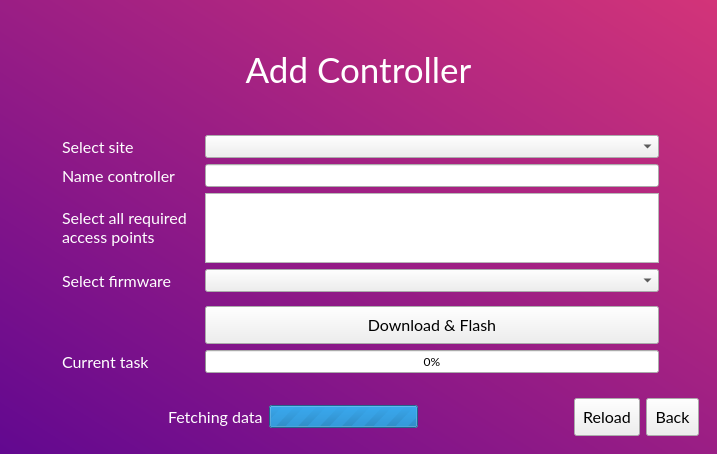
Before: the Qt Designer form mainwindow.ui in InamataIO/Flasher, drawn with Qt 5.
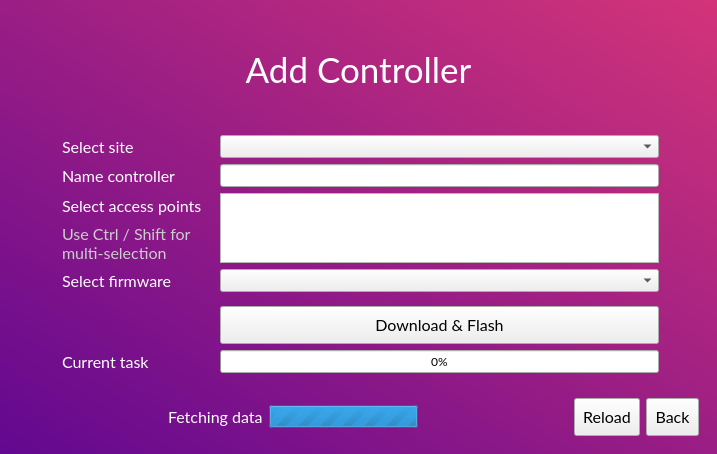
After: the same form once the commit is applied. Icons and pictures are not drawn.

Commit message:
Add controller registration
Why:

- Register controller on the server when adding a new one

This change addresses the need by:

- Adding a GraphQL mutation to create a new controller
- Allow selection of multiple WiFi APs

```diff
--- a/mainwindow.ui
+++ b/mainwindow.ui
@@ -38,6 +38,9 @@
   font-size: 16px;
   color: white;
 }
+#replaceControllerHint, #addControllerHint {
+  color: #ccc;
+}
 #centralWidget, QMessageBox {
   background-color: qlineargradient(spread:pad, x1:0, y1:1, x2:1, y2:0, stop:0 #620890, stop:1 #d33479);
 }
@@ -814,14 +817,6 @@
            <item row="1" column="1">
             <widget class="QLineEdit" name="addControllerNameLineEdit"/>
            </item>
-           <item row="2" column="0">
-            <widget class="QLabel" name="label_10">
-             <property name="text">
-              <string>Select all required
-access points</string>
-             </property>
-            </widget>
-           </item>
            <item row="2" column="1">
             <widget class="QListView" name="addControllerAPListView">
              <property name="maximumSize">
@@ -863,6 +858,31 @@
              </property>
             </widget>
            </item>
+           <item row="2" column="0">
+            <layout class="QVBoxLayout" name="verticalLayout_14">
+             <item>
+              <widget class="QLabel" name="label_15">
+               <property name="text">
+                <string>Select access points</string>
+               </property>
+               <property name="alignment">
+                <set>Qt::AlignLeading|Qt::AlignLeft|Qt::AlignVCenter</set>
+               </property>
+              </widget>
+             </item>
+             <item>
+              <widget class="QLabel" name="addControllerHint">
+               <property name="text">
+                <string>Use Ctrl / Shift for
+multi-selection</string>
+               </property>
+               <property name="alignment">
+                <set>Qt::AlignLeading|Qt::AlignLeft|Qt::AlignVCenter</set>
+               </property>
+              </widget>
+             </item>
+            </layout>
+           </item>
           </layout>
          </widget>
         </item>
```
Left out of the diff: 53 changed lines with no effect on the pictures. The commit also changes 4 other files.
